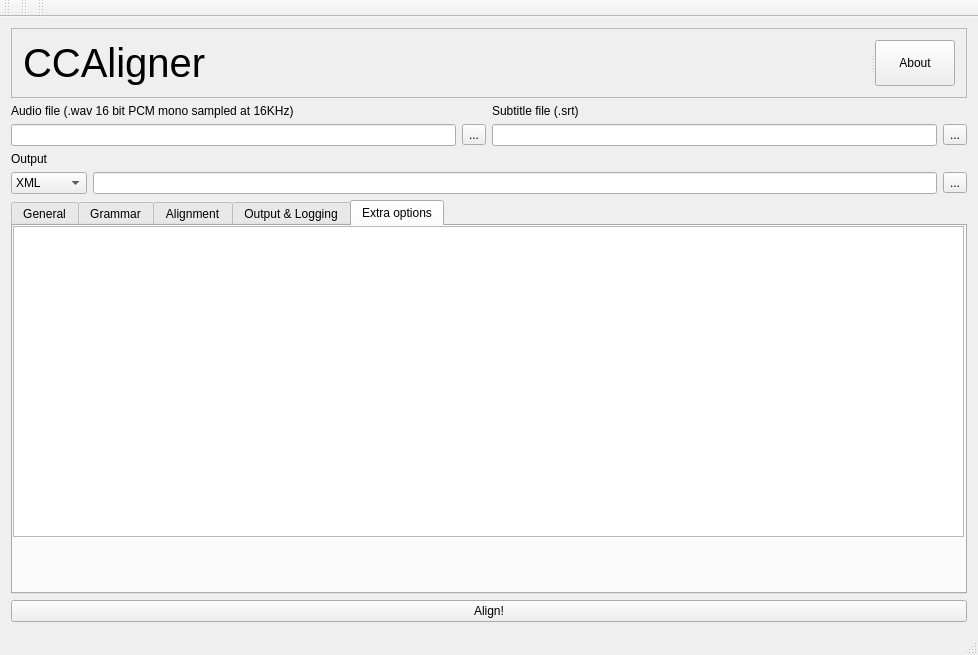
This is ccaligner-gui/mainwindow.ui in alufers/ccaligner-gui as Qt 5 draws it before an edit. The edited form follows.
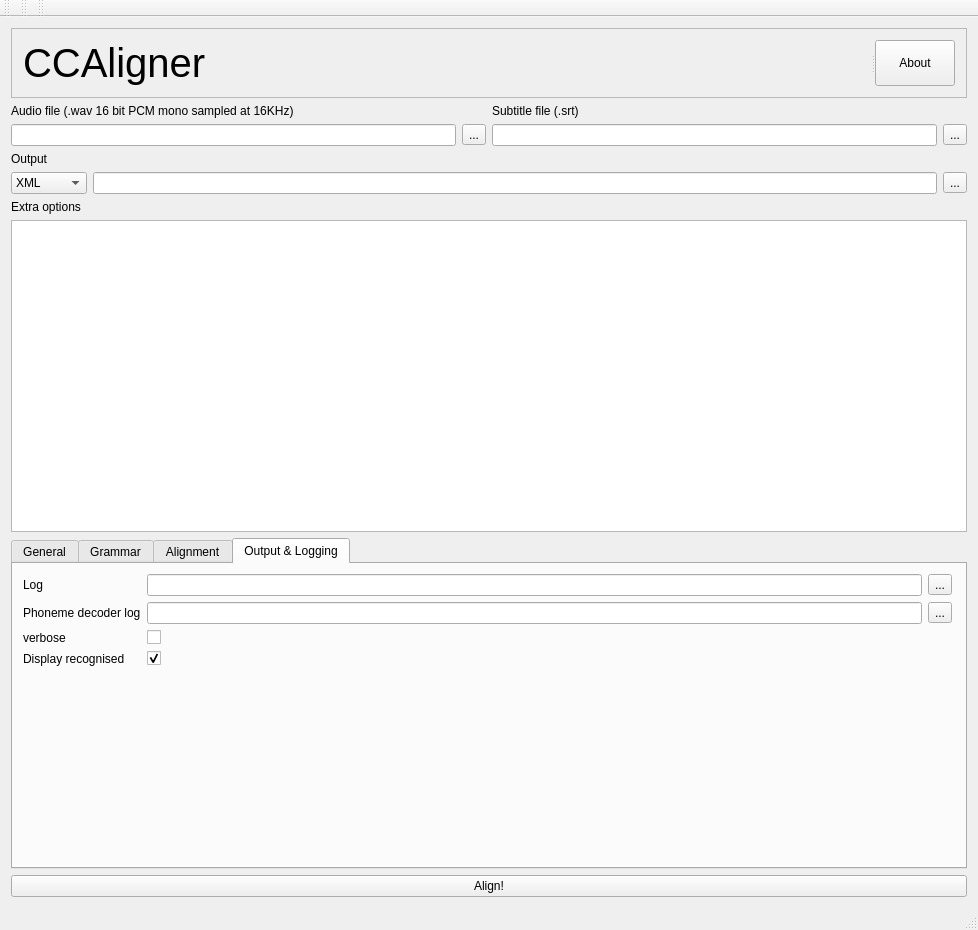
This is the edited form.

Commit message: Reworked custom options

What changed in the file:
```diff
--- a/ccaligner-gui/mainwindow.ui
+++ b/ccaligner-gui/mainwindow.ui
@@ -7,7 +7,7 @@
     <x>0</x>
     <y>0</y>
     <width>978</width>
-    <height>655</height>
+    <height>930</height>
    </rect>
   </property>
   <property name="windowTitle">
@@ -186,10 +186,24 @@
         </item>
        </layout>
       </item>
+      <item>
+       <layout class="QVBoxLayout" name="verticalLayout_5">
+        <item>
+         <widget class="QLabel" name="label_17">
+          <property name="text">
+           <string>Extra options</string>
+          </property>
+         </widget>
+        </item>
+        <item>
+         <widget class="QPlainTextEdit" name="extraOptionsPlainTextEdit"/>
+        </item>
+       </layout>
+      </item>
       <item>
        <widget class="QTabWidget" name="tabWidget">
         <property name="currentIndex">
-         <number>4</number>
+         <number>3</number>
         </property>
         <widget class="QWidget" name="generalPage">
          <attribute name="title">
@@ -653,21 +667,6 @@
           </layout>
          </widget>
         </widget>
-        <widget class="QWidget" name="extraOptionsTab">
-         <attribute name="title">
-          <string>Extra options</string>
-         </attribute>
-         <widget class="QPlainTextEdit" name="extraOptionsPlainTextEdit">
-          <property name="geometry">
-           <rect>
-            <x>0</x>
-            <y>0</y>
-            <width>951</width>
-            <height>311</height>
-           </rect>
-          </property>
-         </widget>
-        </widget>
        </widget>
       </item>
      </layout>
```
The commit also changes 1 other file.
